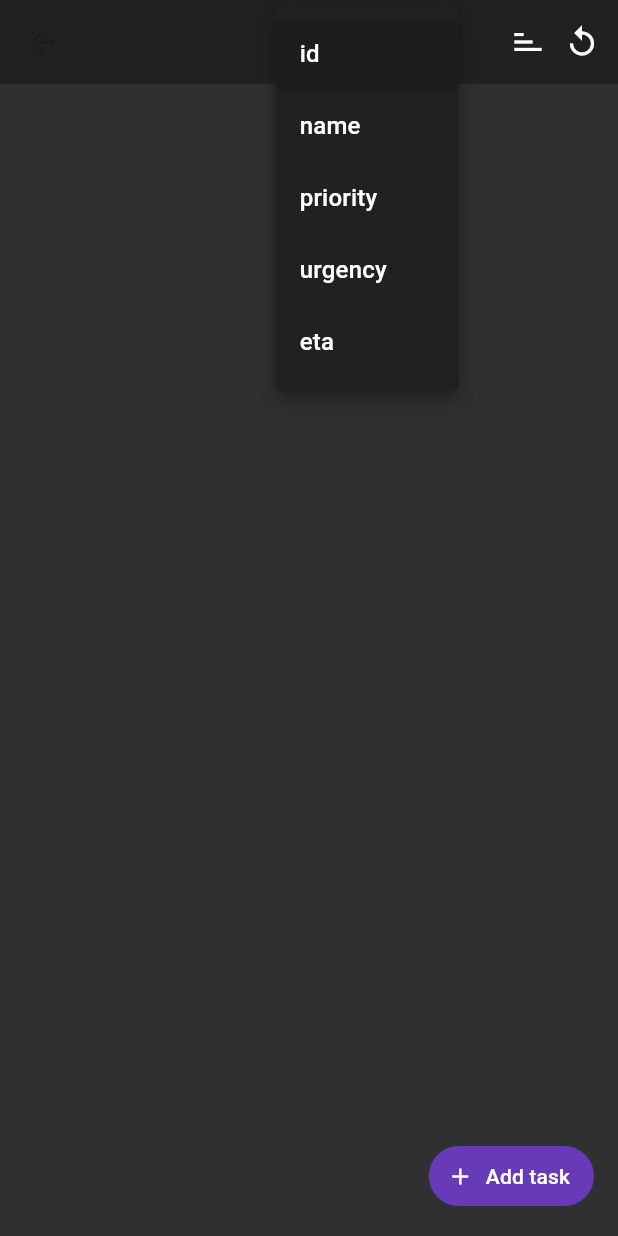
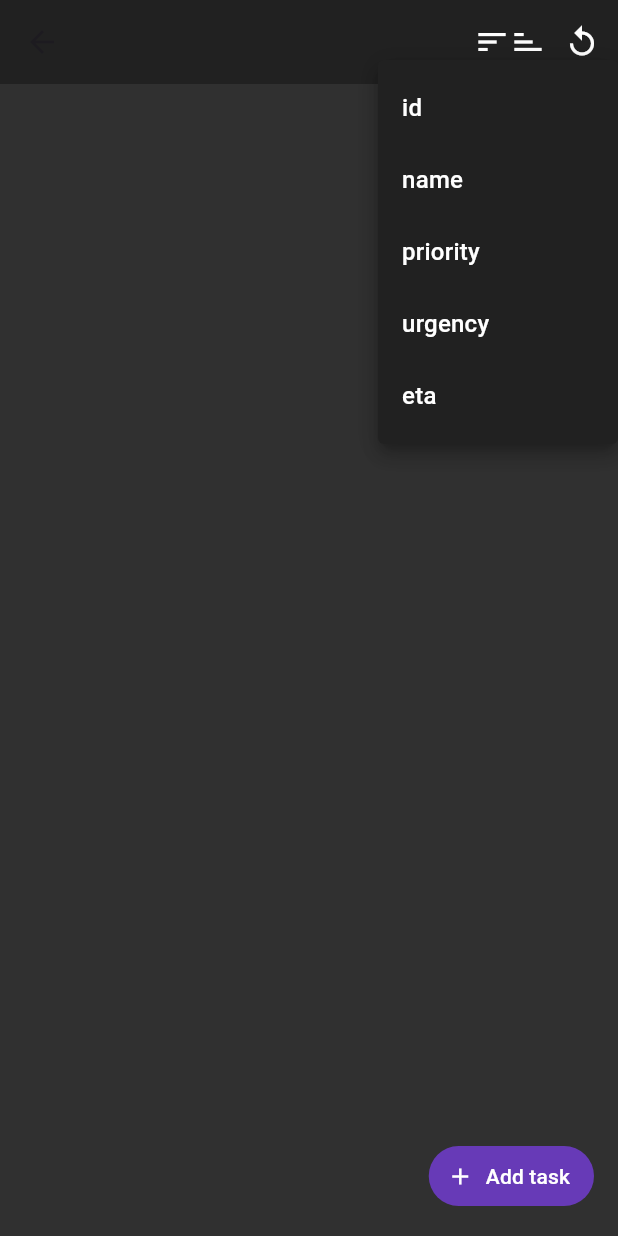
Before and after one commit to lll-Death-lll/procrastinator, a Flutter app: the DailyTasks screen opened by its route, after a tap on the "sort" icon, on a phone screen of 412 x 824 dp. Run offline on Flutter 3.47's test engine with Material 3 defaults, Android fonts, the phone set to English and light mode, and no system bars; drawn by our look-alikes of dropdown_button2; missing offline and left inert: duration, sqlite3.

Commit message:
Improve sort visuals

```diff
--- a/lib/features/daily-tasks/presentation/pages/daily_tasks.dart
+++ b/lib/features/daily-tasks/presentation/pages/daily_tasks.dart
@@ -30,7 +30,10 @@
       appBar: AppBar(
         actions: [
           TaskSort(
-            icon: const Icon(Icons.sort),
+            icon: const Icon(
+              Icons.sort,
+              color: Colors.white,
+            ),
             onChanged: (sorting) {
               setState(() {
                 switch (sorting) {
--- a/lib/features/tasks/presentation/pages/home.dart
+++ b/lib/features/tasks/presentation/pages/home.dart
@@ -28,7 +28,10 @@
       appBar: AppBar(
         actions: [
           TaskSort(
-            icon: const Icon(Icons.sort),
+            icon: const Icon(
+              Icons.sort,
+              color: Colors.white,
+            ),
             onChanged: (sorting) {
               setState(() {
                 switch (sorting) {
--- a/lib/features/tasks/presentation/widgets/task_sort.dart
+++ b/lib/features/tasks/presentation/widgets/task_sort.dart
@@ -1,3 +1,4 @@
+import 'package:dropdown_button2/dropdown_button2.dart';
 import 'package:flutter/material.dart';
 import 'package:procrastinator/features/tasks/domain/sort_tasks_by.dart';
 
@@ -16,10 +17,15 @@
   @override
   Widget build(BuildContext context) {
     return DropdownButtonHideUnderline(
-      child: DropdownButton<SortTasksBy>(
-          icon: widget.icon,
-          focusColor: Colors.transparent,
-          dropdownColor: Colors.grey[900],
+      child: DropdownButton2<SortTasksBy>(
+          customButton: widget.icon,
+          dropdownStyleData: DropdownStyleData(
+            width: 160,
+            decoration: BoxDecoration(
+              borderRadius: BorderRadius.circular(4),
+              color: Colors.grey[900],
+            ),
+          ),
           items: const [
             DropdownMenuItem<SortTasksBy>(
                 value: SortTasksBy.id,
--- a/pubspec.yaml
+++ b/pubspec.yaml
@@ -38,6 +38,7 @@
   sqlite3: ^2.4.6
   uuid: ^4.5.1
   duration: ^4.0.3
+  dropdown_button2: ^2.3.9
 
 dev_dependencies:
   flutter_test:
```
